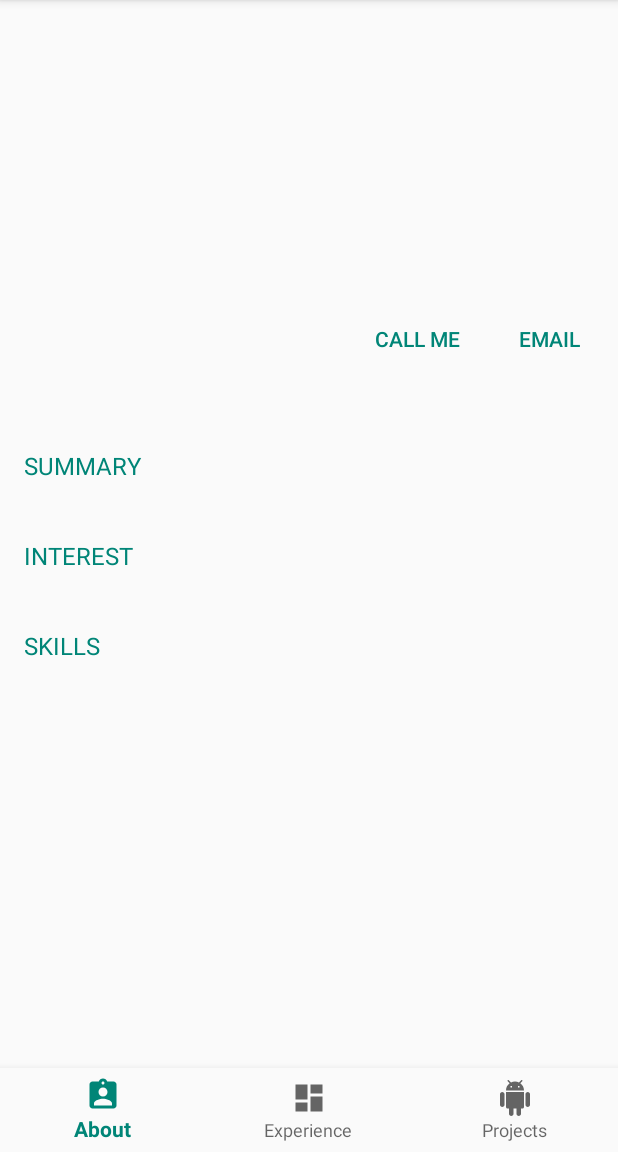
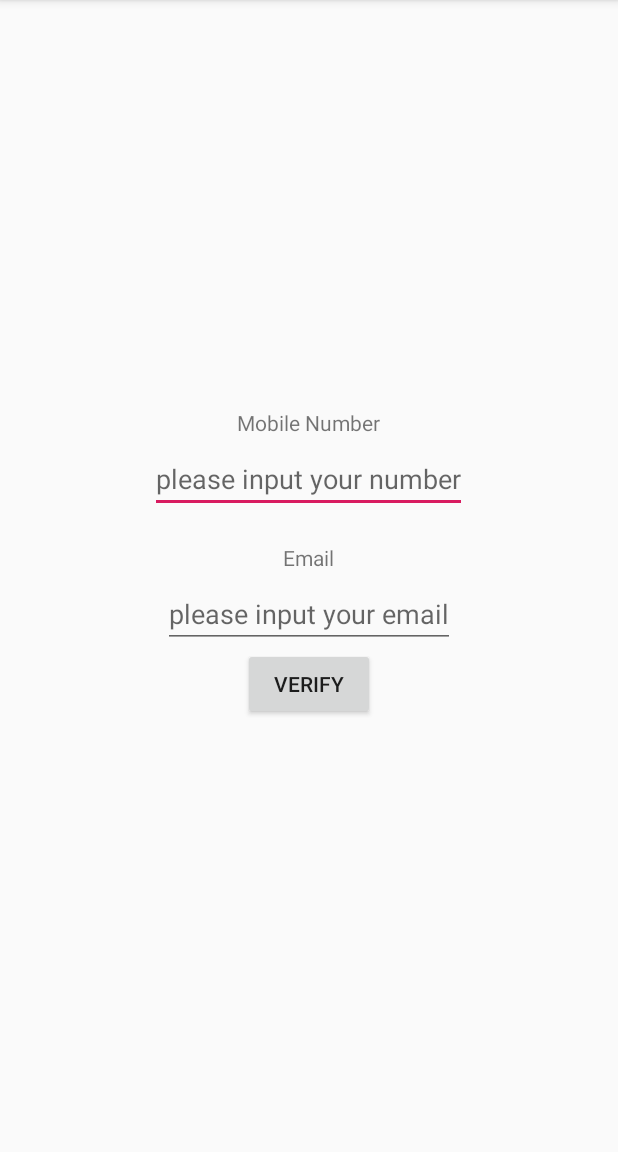
Before and after one commit to dilshaddkhan/ResumeKotlin, an Android app: the screen it shows after launch (MainActivity before the commit, Authenticate after it), on a phone screen of 412 x 824 dp, the part 84-1236 px from its top. Run offline under Robolectric (Android 15) with nearby library versions, the phone set to English and light mode, and no system bars; plain views replace DiagonalLayout.

```diff
--- /dev/null
+++ b/app/src/main/java/com/example/resume/ui/activity/Authenticate.kt
@@ -0,0 +1,75 @@
+package com.example.resume.ui.activity
+
+import android.app.AlertDialog
+import android.content.Intent
+import androidx.appcompat.app.AppCompatActivity
+import android.os.Bundle
+import android.widget.Button
+import android.widget.EditText
+import com.example.resume.R
+import com.example.resume.util.EmailValidator
+import com.example.resume.util.ResumePreference
+
+class Authenticate : AppCompatActivity() {
+
+
+    private var email: EditText? = null
+    private var mobileNumber: EditText? = null
+    private var sharedPreference:ResumePreference?=null
+
+    override fun onCreate(savedInstanceState: Bundle?) {
+        super.onCreate(savedInstanceState)
+        sharedPreference=ResumePreference(this)
+        if (sharedPreference!!.checkVerifiedUser(getString(R.string.verified_user),false)){
+            launchResumeActivity()
+        }else{
+            setContentView(R.layout.activity_authenticate)
+            initialize()
+        }
+    }
+
+    // this method is use to initialize the view content
+    private fun initialize() {
+
+        email = findViewById(R.id.email) as EditText
+        mobileNumber = findViewById(R.id.mobileNumber) as EditText
+        val submit = findViewById(R.id.submit) as Button
+
+        submit.setOnClickListener {
+            verifyEntry()
+        }
+
+    }
+
+    //this metnod is used to check that the email is valid or not
+    private fun verifyEntry() {
+
+        val textEmail = email!!.text.toString()
+        val textMobileNumber = mobileNumber!!.text.toString()
+        if (textEmail.isNotEmpty() && textMobileNumber.isNotEmpty()) {
+            if (EmailValidator.validateEmail(textEmail)) {
+                sharedPreference!!.setVerifiedUser(getString(R.string.verified_user),true)
+                launchResumeActivity()
+            } else {
+                showAlertPopup(getString(R.string.invalid_email))
+            }
+        } else {
+            showAlertPopup(getString(R.string.empty_input_box))
+        }
+    }
+
+    //this method is used to launch the main activity
+    private fun launchResumeActivity(){
+        intent = Intent(applicationContext, MainActivity::class.java)
+        startActivity(intent)
+        finish()
+    }
+
+    //this method is used to show the alert dialogue with respect to the event
+    private fun showAlertPopup(message: String) {
+        val builder = AlertDialog.Builder(this)
+        builder.setTitle(getString(R.string.heading_msg))
+        builder.setMessage(message)
+        builder.show()
+    }
+}
--- /dev/null
+++ b/app/src/main/java/com/example/resume/util/ResumePrefrence.kt
@@ -0,0 +1,25 @@
+package com.example.resume.util
+
+import android.content.Context
+import android.content.SharedPreferences
+import com.example.resume.R
+
+class ResumePreference(private val context: Context) {
+
+    private val preferenceName = context.getString(R.string.resume_preference)
+    private val sharedPreferences: SharedPreferences = context.getSharedPreferences(preferenceName, Context.MODE_PRIVATE)
+
+
+        //this function is used to set the verified used
+    fun setVerifiedUser(keyValue: String, status: Boolean) {
+        val editor: SharedPreferences.Editor = sharedPreferences.edit()
+        editor.putBoolean(keyValue, status!!)
+        editor.commit()
+    }
+
+    //this method is used to check that the user is verified or not
+    fun checkVerifiedUser(keyValue: String, defaultValue: Boolean): Boolean {
+        return sharedPreferences.getBoolean(keyValue, defaultValue)
+
+    }
+}
--- /dev/null
+++ b/app/src/main/res/layout/activity_authenticate.xml
@@ -0,0 +1,53 @@
+<?xml version="1.0" encoding="utf-8"?>
+<androidx.constraintlayout.widget.ConstraintLayout
+        xmlns:android="http://schemas.android.com/apk/res/android"
+        xmlns:tools="http://schemas.android.com/tools"
+        android:layout_width="match_parent"
+        android:layout_gravity="center"
+        android:layout_height="match_parent"
+        tools:context=".ui.activity.Authenticate">
+
+
+    <LinearLayout
+            android:id="@+id/containerLayout"
+            android:layout_width="match_parent"
+            android:layout_height="match_parent"
+            android:orientation="vertical"
+            android:gravity="center"
+            android:layout_marginBottom="@dimen/activity_vertical_margin">
+
+        <TextView
+                android:layout_marginBottom="5dp"
+                android:layout_width="wrap_content"
+                android:layout_height="wrap_content"
+                android:text="Mobile Number"/>
+
+        <EditText
+                android:inputType="phone"
+                android:layout_width="wrap_content"
+                android:layout_height="wrap_content"
+                android:id="@+id/mobileNumber"
+                android:hint="please input your number"/>
+
+        <TextView
+                android:layout_marginTop="20dp"
+                android:layout_marginBottom="5dp"
+                android:layout_width="wrap_content"
+                android:layout_height="wrap_content"
+                android:text="Email"/>
+
+        <EditText
+                android:inputType="textEmailAddress"
+                android:layout_width="wrap_content"
+                android:layout_height="wrap_content"
+                android:id="@+id/email"
+                android:hint="please input your email"/>
+
+        <Button
+                android:layout_width="wrap_content"
+                android:layout_height="wrap_content"
+                android:text="Verify"
+                android:id="@+id/submit"
+        />
+    </LinearLayout>
+</androidx.constraintlayout.widget.ConstraintLayout>
--- a/app/src/main/res/values/strings.xml
+++ b/app/src/main/res/values/strings.xml
@@ -13,7 +13,10 @@
     <string name="send_mail">Send email…</string>
     <string name="technology_used">Technology Used</string>
     <string name="error_msg">Something went wrong please try again</string>
-    <string name="internet_error">Please check your internet </string>
+    <string name="internet_error">Please check your internet</string>
     <string name="heading_msg">OOPs!!!</string>
-
+    <string name="empty_input_box">Please fill the respective field</string>
+    <string name="invalid_email">Please input valid email address</string>
+    <string name="resume_preference">ResumePreference</string>
+    <string name="verified_user">Verified User</string>
 </resources>
```
Also changed, not shown: app/src/main/AndroidManifest.xml (+6 -4 lines), app/src/main/java/com/example/resume/util/EmailValidator.kt (added, +25 -0 lines).
